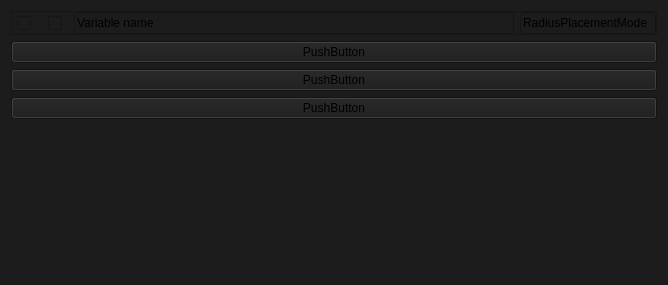
Old version of the form smartprop_editor/variable_frame.ui in the repository dertwist/Hammer5Tools.
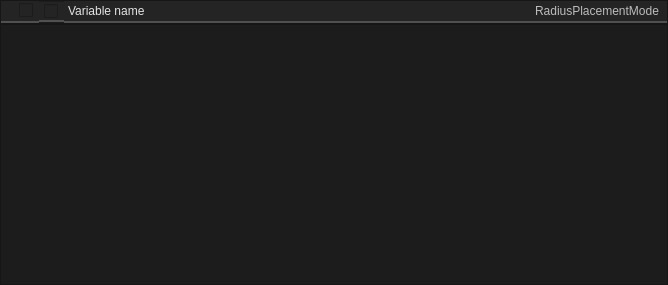
New version of the form. Icons and pictures are not drawn.

What changed in the file:
```diff
--- a/smartprop_editor/variable_frame.ui
+++ b/smartprop_editor/variable_frame.ui
@@ -17,6 +17,21 @@
    <string notr="true">background-color: #1C1C1C;</string>
   </property>
   <layout class="QVBoxLayout" name="verticalLayout">
+   <property name="spacing">
+    <number>0</number>
+   </property>
+   <property name="leftMargin">
+    <number>0</number>
+   </property>
+   <property name="topMargin">
+    <number>0</number>
+   </property>
+   <property name="rightMargin">
+    <number>0</number>
+   </property>
+   <property name="bottomMargin">
+    <number>0</number>
+   </property>
    <item>
     <widget class="QFrame" name="frame">
      <property name="maximumSize">
@@ -32,6 +47,9 @@
       <enum>QFrame::Shadow::Raised</enum>
      </property>
      <layout class="QHBoxLayout" name="horizontalLayout">
+      <property name="spacing">
+       <number>0</number>
+      </property>
       <property name="leftMargin">
        <number>0</number>
       </property>
@@ -45,22 +63,60 @@
        <number>0</number>
       </property>
       <item>
-       <widget class="QCheckBox" name="checkBox_2">
+       <widget class="QLabel" name="label">
+        <property name="styleSheet">
+         <string notr="true">image: url(:/icons/more_vert.png);
+padding-left: 3px;
+padding-right: 3px;
+    border: 2px solid #CCCCCC;
+	border-top: 0px;
+	border-left: 0px;
+	border-right: 0px;
+    border-color: rgba(80, 80, 80, 255);
+    border-radius: 0px;
+background-color: #242424;</string>
+        </property>
+        <property name="text">
+         <string/>
+        </property>
+       </widget>
+      </item>
+      <item>
+       <widget class="QCheckBox" name="show_child">
         <property name="styleSheet">
          <string notr="true">QCheckBox::indicator:checked {
     
 image: url(://icons/arrow_drop_down.png);
-	height:16px;
-	width:16px;
+	height:14px;
+	width:14px;
 }
 
 QCheckBox::indicator:unchecked {
     image: url(://icons/arrow_drop_right.png);
-	height:16px;
-	width:16px;
+	height:14px;
+	width:14px;
+}
+QCheckBox {
+    font: 700 10pt &quot;Segoe UI&quot;;
+    border: 2px solid black;
+    border-radius: 0px;
+    border-color: rgba(80, 80, 80, 255);
+    height:14px;
+    padding-top: 2px;
+    padding-bottom:4px;
+    color: #E3E3E3;
+background-color: #242424;
+    padding-left: 4px;
+}
+QCheckBox:hover {
+    background-color: #414956;
+    color: white;
 }
 QCheckBox{
 	padding-left:5px;
+	border-left: 0px solid black;
+border-right: 0px solid black;
+border-top: 0px solid black;
 }</string>
         </property>
         <property name="text">
@@ -88,8 +144,29 @@
 	height:16px;
 	width:16px;
 }
+
+
+QCheckBox {
+    font: 700 10pt &quot;Segoe UI&quot;;
+    border: 2px solid black;
+    border-radius: 0px;
+    border-color: rgba(80, 80, 80, 255);
+    height:14px;
+    padding-top: 2px;
+    padding-bottom:2px;
+    color: #E3E3E3;
+    padding-left: 4px;
+background-color: #242424;
+}
+QCheckBox:hover {
+    background-color: #414956;
+    color: white;
+}
 QCheckBox{
 	padding-left:5px;
+	border-left: 0px solid black;
+border-right: 0px solid black;
+border-top: 0px solid black;
 }</string>
         </property>
         <property name="text">
@@ -110,7 +187,33 @@
        </widget>
       </item>
       <item>
-       <widget class="QLineEdit" name="lineEdit_2">
+       <widget class="QLineEdit" name="variable_name">
+        <property name="styleSheet">
+         <string notr="true">QLineEdit {
+	font: 8pt &quot;Segoe UI&quot;;
+    border: 2px solid #CCCCCC;
+	border-top: 0px;
+	border-left: 0px;
+	border-right: 0px;
+    border-color: rgba(80, 80, 80, 255);
+    border-radius: 0px;
+    padding: 2px;
+color: #E3E3E3;
+background-color: #242424;
+}
+QLineEdit:focus {
+    border-color: rgba(80, 80, 80, 255);
+}
+QLineEdit::selection {
+    background-color: #414956;
+    color: white;
+}
+
+</string>
+        </property>
+        <property name="inputMethodHints">
+         <set>Qt::ImhLatinOnly|Qt::ImhLowercaseOnly</set>
+        </property>
         <property name="text">
          <string>Variable name</string>
         </property>
@@ -127,6 +230,29 @@
           <height>16777215</height>
          </size>
         </property>
+        <property name="styleSheet">
+         <string notr="true">QLineEdit {
+	font: 8pt &quot;Segoe UI&quot;;
+    border: 2px solid #CCCCCC;
+	border-top: 0px;
+	border-left: 0px;
+	border-right: 0px;
+    border-color: rgba(80, 80, 80, 255);
+    border-radius: 0px;
+    padding: 2px;
+	color: rgb(188, 188, 188);
+	background-color: #242424;
+}
+QLineEdit:focus {
+    border-color: rgba(80, 80, 80, 255);
+}
+QLineEdit::selection {
+    background-color: #414956;
+    color: white;
+}
+
+</string>
+        </property>
         <property name="text">
          <string>RadiusPlacementMode</string>
         </property>
@@ -139,42 +265,41 @@
     </widget>
    </item>
    <item>
-    <layout class="QVBoxLayout" name="verticalLayout_2">
-     <item>
-      <widget class="QPushButton" name="pushButton_2">
-       <property name="text">
-        <string>PushButton</string>
-       </property>
-      </widget>
-     </item>
-     <item>
-      <widget class="QPushButton" name="pushButton_3">
-       <property name="text">
-        <string>PushButton</string>
-       </property>
-      </widget>
-     </item>
-     <item>
-      <widget class="QPushButton" name="pushButton_4">
-       <property name="text">
-        <string>PushButton</string>
-       </property>
-      </widget>
-     </item>
-     <item>
-      <spacer name="verticalSpacer">
-       <property name="orientation">
-        <enum>Qt::Orientation::Vertical</enum>
-       </property>
-       <property name="sizeHint" stdset="0">
-        <size>
-         <width>20</width>
-         <height>40</height>
-        </size>
-       </property>
-      </spacer>
-     </item>
-    </layout>
+    <widget class="QFrame" name="frame_layout">
+     <property name="frameShape">
+      <enum>QFrame::StyledPanel</enum>
+     </property>
+     <property name="frameShadow">
+      <enum>QFrame::Raised</enum>
+     </property>
+     <layout class="QVBoxLayout" name="verticalLayout_2">
+      <property name="spacing">
+       <number>0</number>
+      </property>
+      <property name="leftMargin">
+       <number>0</number>
+      </property>
+      <property name="topMargin">
+       <number>0</number>
+      </property>
+      <property name="rightMargin">
+       <number>0</number>
+      </property>
+      <property name="bottomMargin">
+       <number>0</number>
+      </property>
+      <item>
+       <layout class="QVBoxLayout" name="layout">
+        <property name="spacing">
+         <number>0</number>
+        </property>
+        <property name="sizeConstraint">
+         <enum>QLayout::SetDefaultConstraint</enum>
+        </property>
+       </layout>
+      </item>
+     </layout>
+    </widget>
    </item>
   </layout>
  </widget>
```
Left out of the diff: 14 changed lines with no effect on the pictures.
